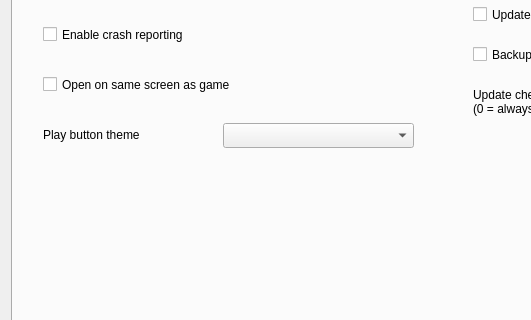
Old version of the form ui/settingsdialog.ui in the repository yani/keeperfx-launcher-qt; both pictures show x 0 to 531 and y 163 to 483 of the 870 by 585 pixel window.
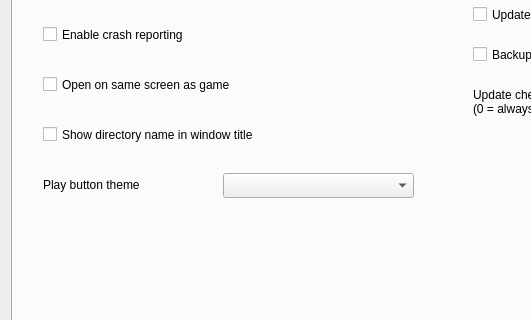
New version of the form. The open tabs and pages were chosen to show the change. Icons and pictures are not drawn.

Commit message: add option to show launcher directory name in window title

The edit to the form file:
```diff
--- a/ui/settingsdialog.ui
+++ b/ui/settingsdialog.ui
@@ -1216,7 +1216,7 @@
        <property name="geometry">
         <rect>
          <x>210</x>
-         <y>240</y>
+         <y>290</y>
          <width>191</width>
          <height>25</height>
         </rect>
@@ -1226,7 +1226,7 @@
        <property name="geometry">
         <rect>
          <x>30</x>
-         <y>243</y>
+         <y>293</y>
          <width>171</width>
          <height>17</height>
         </rect>
@@ -1275,6 +1275,19 @@
 (0 = always check)</string>
        </property>
       </widget>
+      <widget class="QCheckBox" name="checkBoxShowDirInWindowTitle">
+       <property name="geometry">
+        <rect>
+         <x>30</x>
+         <y>240</y>
+         <width>361</width>
+         <height>23</height>
+        </rect>
+       </property>
+       <property name="text">
+        <string comment="Checkbox Toggle">Show directory name in window title</string>
+       </property>
+      </widget>
      </widget>
      <widget class="QWidget" name="tab7_api">
       <attribute name="title">
```
The commit also changes 3 other files.
